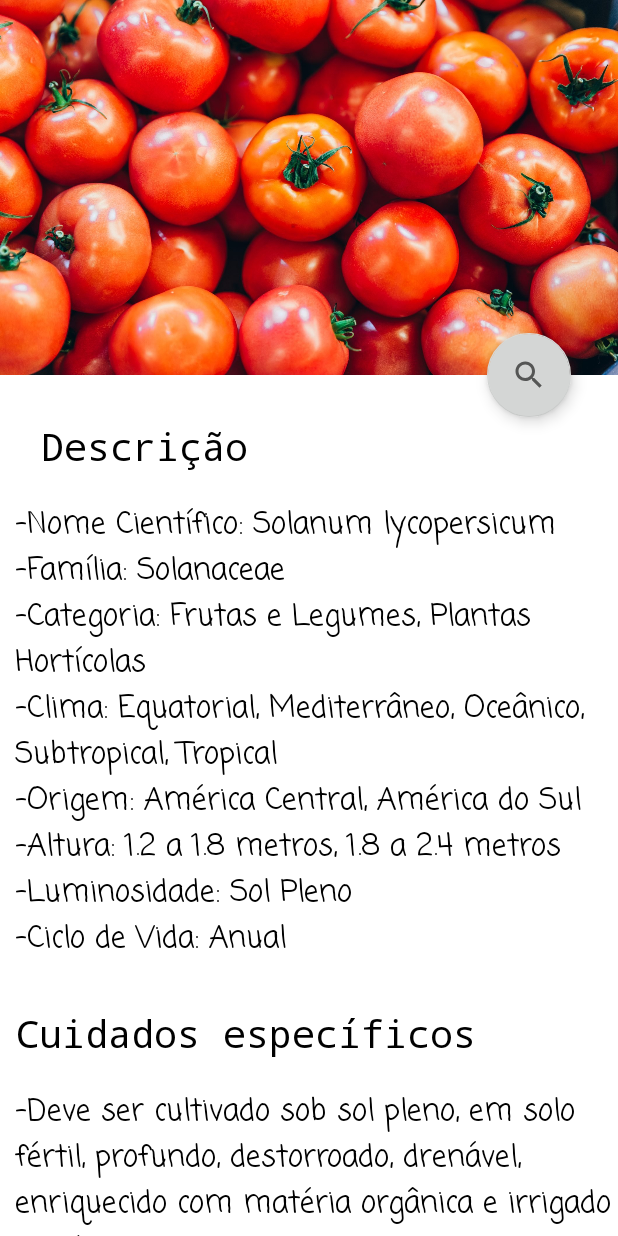
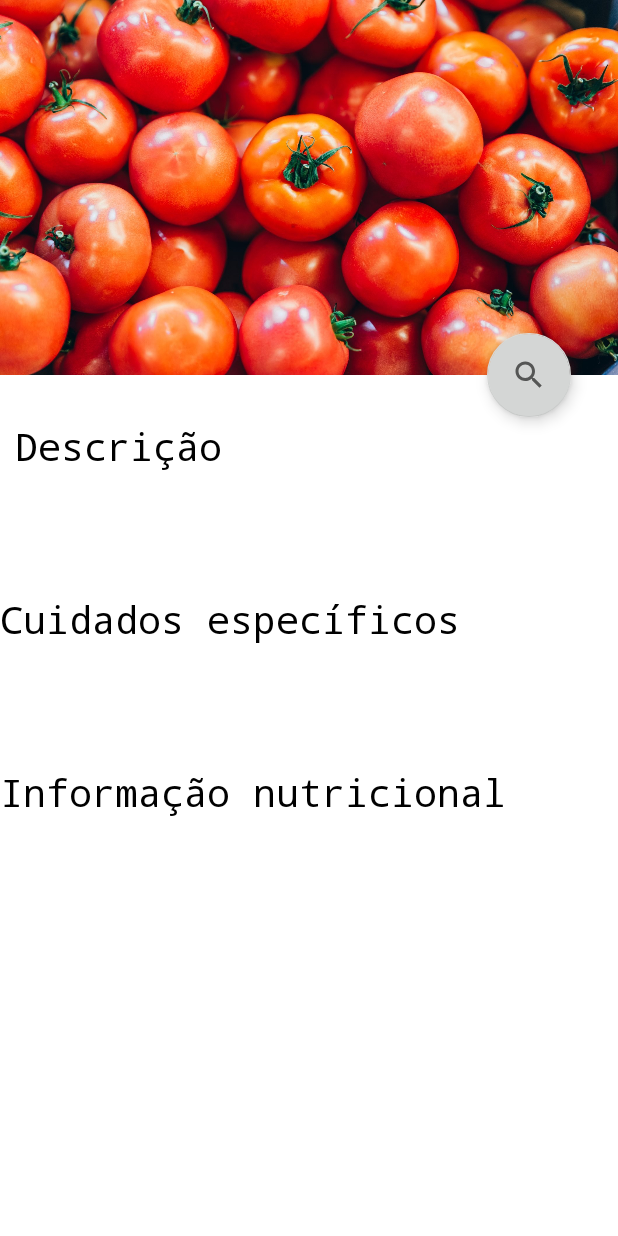
Before and after one commit to tomasbm07/Projeto-PGI, an Android app: the PlantPage screen opened directly, with no data from a screen before it, on a phone screen of 412 x 824 dp. Run offline under Robolectric (Android 15) with nearby library versions, the light colour scheme and no system bars; our stand-ins replace navigation-ui; 6 statements that could not run were skipped.

Commit message:
searchPage and plantPage updated

```diff
--- a/PGI_app/app/src/main/java/com/example/pgi_app/PlantPage.java
+++ b/PGI_app/app/src/main/java/com/example/pgi_app/PlantPage.java
@@ -3,6 +3,7 @@ package com.example.pgi_app;
 import android.content.Intent;
 import android.os.Bundle;
 
+import com.example.pgi_app.databinding.ActivitySearchPageBinding;
 import com.google.android.material.snackbar.Snackbar;
 
 import androidx.appcompat.app.AppCompatActivity;
@@ -10,6 +11,7 @@ import androidx.appcompat.app.AppCompatActivity;
 import android.view.View;
 import android.widget.ImageView;
 import android.widget.TextView;
+import android.widget.Toast;
 
 import androidx.appcompat.widget.Toolbar;
 import androidx.navigation.NavController;
@@ -25,12 +27,18 @@ public class PlantPage extends AppCompatActivity  {
 
     private AppBarConfiguration appBarConfiguration;
 
+
+
     @Override
     protected void onCreate(Bundle savedInstanceState) {
         super.onCreate(savedInstanceState);
+        setContentView(R.layout.activity_plant_page);
+        Intent i = getIntent();
 
-        Intent i = getIntent();
-        Planta p = (Planta) ((Intent) i).getSerializableExtra("sampleObject");
+        if (i != null){
+            System.out.println("Oal");
+        }
+        Planta p = (Planta) getIntent().getSerializableExtra("sample object");
 
         TextView description = (TextView) findViewById(R.id.textView2);
         description.setText(p.getDescription());
@@ -43,13 +51,13 @@ public class PlantPage extends AppCompatActivity  {
         ImageView img = (ImageView) findViewById(R.id.image1);
         img.setImageResource(p.getImage());
         Toolbar toolbar = (Toolbar) findViewById(R.id.toolbar);
-
+        TextView toolbar_text = (TextView) findViewById(R.id.toolbar_title);
         setSupportActionBar(toolbar);
-        getSupportActionBar().setDisplayShowTitleEnabled(true);
-        toolbar.setTitle(p.getNome());
+        toolbar_text.setText(p.getNome());
+        getSupportActionBar().setDisplayShowTitleEnabled(false);
 
 
-        setContentView(R.layout.activity_plant_page);
+
 
 
     }
--- a/PGI_app/app/src/main/res/layout/activity_plant_page.xml
+++ b/PGI_app/app/src/main/res/layout/activity_plant_page.xml
@@ -36,7 +36,18 @@
                 android:id="@+id/toolbar"
                 android:layout_width="match_parent"
                 android:layout_height="?attr/actionBarSize"
-                app:layout_collapseMode="pin"/>
+                app:layout_collapseMode="pin">
+
+                <TextView
+                    android:id="@+id/toolbar_title"
+                    android:layout_width="wrap_content"
+                    android:layout_height="wrap_content"
+                    android:text=""
+                    android:textColor="#FFFFFF"
+                    android:textStyle=""
+                    android:textSize="28sp"/>
+            </androidx.appcompat.widget.Toolbar>
+
 
 
         </com.google.android.material.appbar.CollapsingToolbarLayout>
@@ -58,19 +69,19 @@
             android:layout_height="match_parent">
 
 
-
             <TextView
                 android:id="@+id/textView1"
                 android:layout_width="wrap_content"
                 android:layout_height="wrap_content"
+                android:layout_marginLeft="10dp"
                 android:layout_marginTop="30dp"
+                android:fontFamily="monospace"
                 android:text="Descrição"
-                android:fontFamily="monospace"
                 android:textColor="@color/black"
                 android:textSize="25sp"
                 app:layout_constraintBottom_toBottomOf="parent"
                 app:layout_constraintEnd_toEndOf="parent"
-                app:layout_constraintHorizontal_bias="0.1"
+                app:layout_constraintHorizontal_bias="0.0"
                 app:layout_constraintStart_toStartOf="parent"
                 app:layout_constraintTop_toTopOf="parent"
                 app:layout_constraintVertical_bias="0.0" />
@@ -79,10 +90,10 @@
                 android:id="@+id/textView2"
                 android:layout_width="wrap_content"
                 android:layout_height="wrap_content"
-                android:layout_marginLeft="10dp"
+
                 android:layout_marginTop="20dp"
                 android:fontFamily="casual"
-                android:text="-Nome Científico: Solanum lycopersicum\n-Família: Solanaceae\n-Categoria: Frutas e Legumes, Plantas Hortícolas\n-Clima: Equatorial, Mediterrâneo, Oceânico, Subtropical, Tropical\n-Origem: América Central, América do Sul\n-Altura: 1.2 a 1.8 metros, 1.8 a 2.4 metros\n-Luminosidade: Sol Pleno\n-Ciclo de Vida: Anual"
+                android:text=""
                 android:textColor="@color/black"
                 android:textSize="20sp"
                 app:layout_constraintEnd_toEndOf="parent"
@@ -95,15 +106,14 @@
                 android:layout_width="wrap_content"
                 android:layout_height="wrap_content"
                 android:layout_marginTop="30dp"
-                app:layout_constraintHorizontal_bias="0.1"
+                android:fontFamily="monospace"
                 android:text="Cuidados específicos"
-                app:layout_constraintEnd_toEndOf="parent"
-                app:layout_constraintStart_toStartOf="parent"
-                app:layout_constraintTop_toBottomOf="@+id/textView2"
-                android:fontFamily="monospace"
                 android:textColor="@color/black"
                 android:textSize="25sp"
-                />
+                app:layout_constraintEnd_toEndOf="parent"
+                app:layout_constraintHorizontal_bias="0.0"
+                app:layout_constraintStart_toStartOf="parent"
+                app:layout_constraintTop_toBottomOf="@+id/textView2" />
 
             <TextView
                 android:id="@+id/textView4"
@@ -112,7 +122,7 @@
                 android:layout_marginTop="20dp"
                 android:layout_marginLeft="10dp"
                 android:fontFamily="casual"
-                android:text="-Deve ser cultivado sob sol pleno, em solo fértil, profundo, destorroado, drenável, enriquecido com matéria orgânica e irrigado regularmente\n-Aprecia o clima ameno e é bastante exigente em fertilidade\n-Em condições de elevada umidade e calor se torna muito suscetível às pragas e doenças\n-Necessita manejos específicos tais como transplante, amôntoa, desbrota, tutoramento com estacas e amarrios\n-Multiplica-se facilmente por sementes postas a germinar em sementeiras ou diretamente no local definitivo\n-Leva cerca de 110 dias do plantio à colheita no verão"
+                android:text=""
                 android:textColor="@color/black"
                 android:textSize="20sp"
                 app:layout_constraintEnd_toEndOf="parent"
@@ -125,15 +135,14 @@
                 android:layout_width="wrap_content"
                 android:layout_height="wrap_content"
                 android:layout_marginTop="30dp"
-                app:layout_constraintHorizontal_bias="0.1"
+                android:fontFamily="monospace"
                 android:text="Informação nutricional"
-                app:layout_constraintEnd_toEndOf="parent"
-                app:layout_constraintStart_toStartOf="parent"
-                app:layout_constraintTop_toBottomOf="@+id/textView4"
-                android:fontFamily="monospace"
                 android:textColor="@color/black"
                 android:textSize="25sp"
-                />
+                app:layout_constraintEnd_toEndOf="parent"
+                app:layout_constraintHorizontal_bias="0.0"
+                app:layout_constraintStart_toStartOf="parent"
+                app:layout_constraintTop_toBottomOf="@+id/textView4" />
 
             <TextView
                 android:id="@+id/textView6"
--- a/PGI_app/app/src/main/res/layout/activity_search_page.xml
+++ b/PGI_app/app/src/main/res/layout/activity_search_page.xml
@@ -4,11 +4,12 @@
     xmlns:tools="http://schemas.android.com/tools"
     android:layout_width="match_parent"
     android:layout_height="match_parent"
-    tools:context=".SearchPage">
+    tools:context=".SearchPage"
+    android:background="#2D5440">
 
     <ListView
         android:layout_width="match_parent"
         android:layout_height="match_parent"
-        android:id="@+id/listview"/>
+        android:id="@+id/listview" />
 
 </androidx.constraintlayout.widget.ConstraintLayout>
```
Also changed, not shown: PGI_app/app/src/main/java/com/example/pgi_app/MainActivity.kt (+24 -1 lines), PGI_app/app/src/main/java/com/example/pgi_app/SearchPage.java (+23 -15 lines), PGI_app/app/src/main/res/drawable-xhdpi/alface.jpg (added), PGI_app/app/src/main/res/drawable-xxhdpi/batata.jpg (added), PGI_app/app/src/main/res/drawable-xxhdpi/cenoura.jpg (added), PGI_app/app/src/main/res/drawable-xxhdpi/milho.jpg (added), PGI_app/app/src/main/res/drawable/lettuce.png (deleted), 1 other file.
